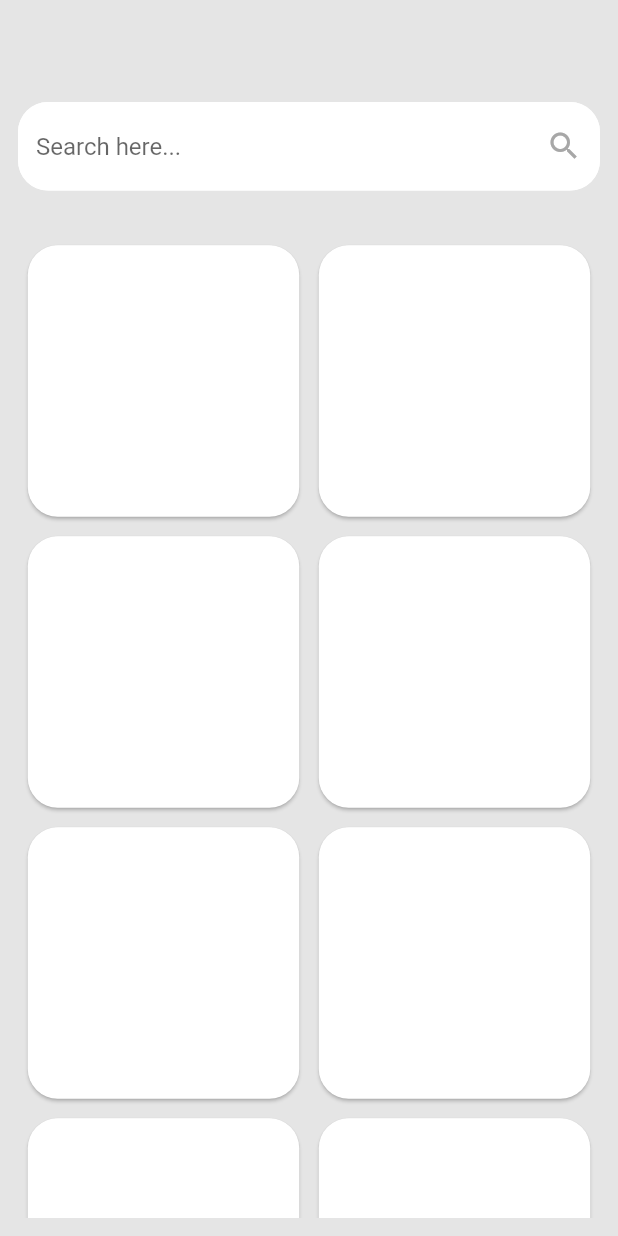
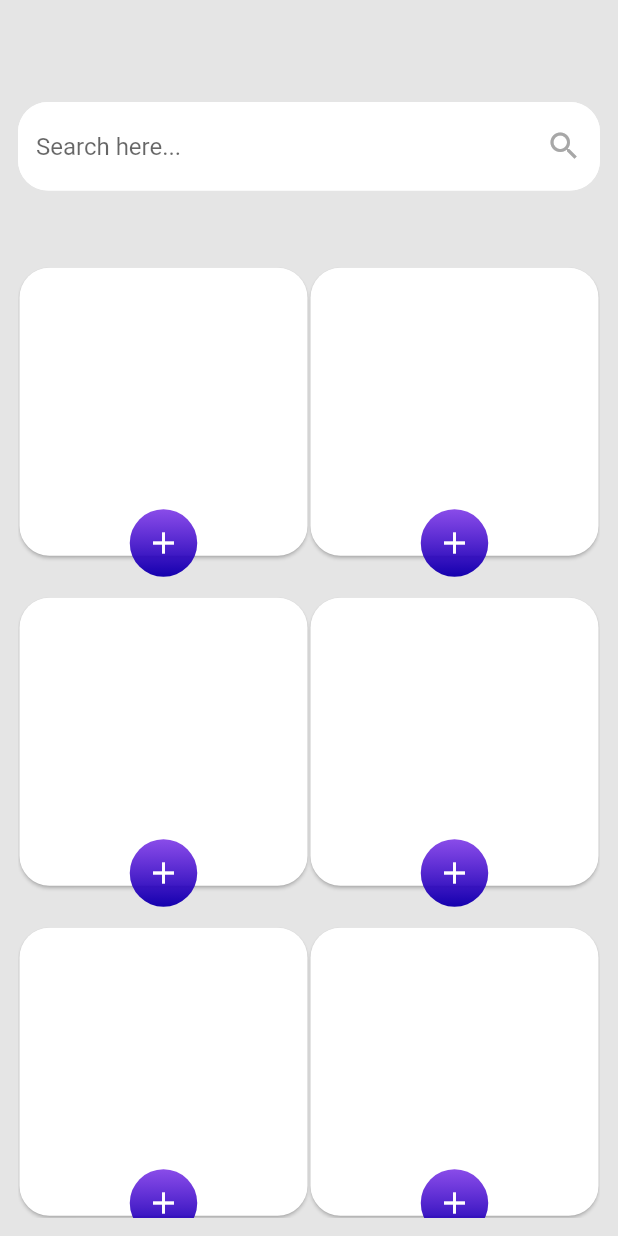
Before and after one commit to metaspook/eshop, a Flutter app: the screen it shows after launch, on a phone screen of 412 x 824 dp. Run offline on Flutter 3.47's test engine with Material 2 defaults, Android fonts, the phone set to English and light mode, and no system bars.

Commit message:
add widget add_to_cart

```diff
--- a/lib/pages/products_page.dart
+++ b/lib/pages/products_page.dart
@@ -26,14 +26,27 @@ class ProductsPage extends StatelessWidget {
                 shrinkWrap: true,
                 physics: const BouncingScrollPhysics(),
                 gridDelegate: const SliverGridDelegateWithFixedCrossAxisCount(
-                    crossAxisCount: 2),
+                  crossAxisCount: 2,
+                  mainAxisExtent: 220,
+                ),
                 itemCount: 10,
                 itemBuilder: (context, index) => Padding(
                   padding: const EdgeInsets.all(2.5),
-                  child: Card(
-                    shape: RoundedRectangleBorder(
-                        borderRadius: BorderRadius.circular(20)),
-                    color: AppColors.card,
+                  child: Stack(
+                    clipBehavior: Clip.none,
+                    alignment: AlignmentDirectional.bottomCenter,
+                    children: const [
+                      Positioned(
+                        // top: 20,
+                        height: 200,
+                        width: 200,
+                        child: ProductCard(),
+                      ),
+                      Positioned(
+                        bottom: -10,
+                        child: AddToCartButton(),
+                      ),
+                    ],
                   ),
                 ),
               ),
--- /dev/null
+++ b/lib/widgets/add_to_cart_button.dart
@@ -0,0 +1,29 @@
+import 'package:eshop/utils/utils.dart';
+import 'package:flutter/material.dart';
+
+class AddToCartButton extends StatelessWidget {
+  const AddToCartButton({super.key});
+
+  @override
+  Widget build(BuildContext context) {
+    return Container(
+      height: 45,
+      width: 45,
+      decoration: BoxDecoration(
+        gradient: LinearGradient(
+            begin: Alignment.topCenter,
+            end: Alignment.bottomCenter,
+            colors: [
+              const Color(0xFF6210E1).withOpacity(.75),
+              const Color(0xFF1400AE),
+            ]),
+        color: Colors.amber,
+        shape: BoxShape.circle,
+      ),
+      child: const Icon(
+        Icons.add,
+        color: AppColors.card,
+      ),
+    );
+  }
+}
--- /dev/null
+++ b/lib/widgets/product_card.dart
@@ -0,0 +1,14 @@
+import 'package:eshop/utils/utils.dart';
+import 'package:flutter/material.dart';
+
+class ProductCard extends StatelessWidget {
+  const ProductCard({super.key});
+
+  @override
+  Widget build(BuildContext context) {
+    return Card(
+      shape: RoundedRectangleBorder(borderRadius: BorderRadius.circular(20)),
+      color: AppColors.card,
+    );
+  }
+}
--- a/lib/widgets/widgets.dart
+++ b/lib/widgets/widgets.dart
@@ -1 +1,3 @@
+export 'add_to_cart_button.dart';
+export 'product_card.dart';
 export 'search_bar.dart';
```
